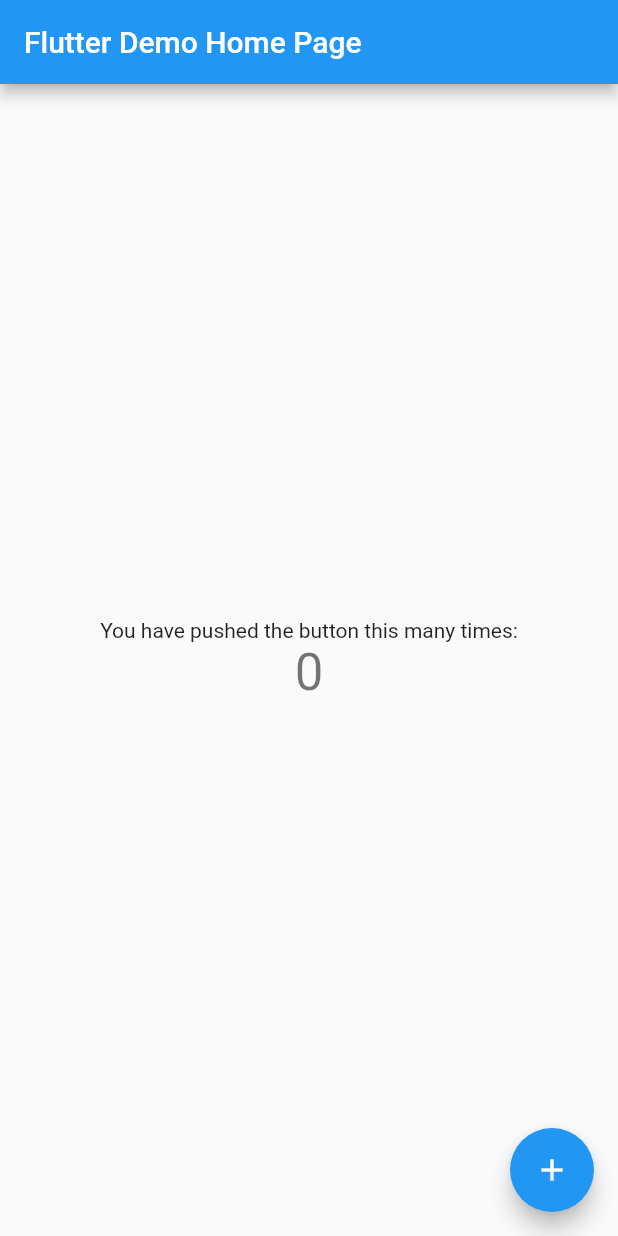
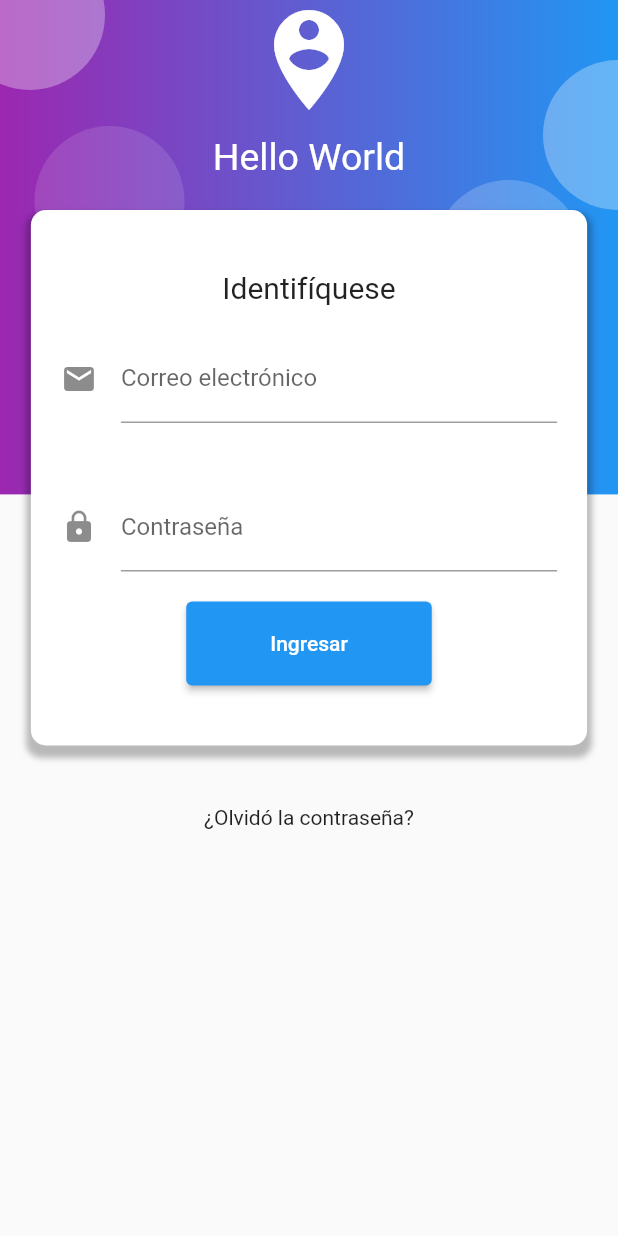
Before and after one commit to alejomongua/flutter_patron_bloc, a Flutter app: the screen it shows after launch, on a phone screen of 412 x 824 dp. Run offline on Flutter 3.47's test engine with Material 2 defaults, Android fonts, the phone set to English and light mode, and no system bars.

Commit message:
Se crea el formulario del login

```diff
--- a/lib/main.dart
+++ b/lib/main.dart
@@ -1,4 +1,6 @@
 import 'package:flutter/material.dart';
+import 'package:patron_bloc/pages/home_page.dart';
+import 'package:patron_bloc/pages/login_page.dart';
 
 void main() {
   runApp(MyApp());
@@ -9,105 +11,11 @@
   @override
   Widget build(BuildContext context) {
     return MaterialApp(
-      title: 'Flutter Demo',
-      theme: ThemeData(
-        // This is the theme of your application.
-        //
-        // Try running your application with "flutter run". You'll see the
-        // application has a blue toolbar. Then, without quitting the app, try
-        // changing the primarySwatch below to Colors.green and then invoke
-        // "hot reload" (press "r" in the console where you ran "flutter run",
-        // or simply save your changes to "hot reload" in a Flutter IDE).
-        // Notice that the counter didn't reset back to zero; the application
-        // is not restarted.
-        primarySwatch: Colors.blue,
-      ),
-      home: MyHomePage(title: 'Flutter Demo Home Page'),
+      home: LoginPage(),
+      routes: {
+        'home': (_) => HomePage(),
+        'login': (_) => LoginPage(),
+      },
     );
   }
 }
-
-class MyHomePage extends StatefulWidget {
-  MyHomePage({Key? key, required this.title}) : super(key: key);
-
-  // This widget is the home page of your application. It is stateful, meaning
-  // that it has a State object (defined below) that contains fields that affect
-  // how it looks.
-
-  // This class is the configuration for the state. It holds the values (in this
-  // case the title) provided by the parent (in this case the App widget) and
-  // used by the build method of the State. Fields in a Widget subclass are
-  // always marked "final".
-
-  final String title;
-
-  @override
-  _MyHomePageState createState() => _MyHomePageState();
-}
-
-class _MyHomePageState extends State<MyHomePage> {
-  int _counter = 0;
-
-  void _incrementCounter() {
-    setState(() {
-      // This call to setState tells the Flutter framework that something has
-      // changed in this State, which causes it to rerun the build method below
-      // so that the display can reflect the updated values. If we changed
-      // _counter without calling setState(), then the build method would not be
-      // called again, and so nothing would appear to happen.
-      _counter++;
-    });
-  }
-
-  @override
-  Widget build(BuildContext context) {
-    // This method is rerun every time setState is called, for instance as done
-    // by the _incrementCounter method above.
-    //
-    // The Flutter framework has been optimized to make rerunning build methods
-    // fast, so that you can just rebuild anything that needs updating rather
-    // than having to individually change instances of widgets.
-    return Scaffold(
-      appBar: AppBar(
-        // Here we take the value from the MyHomePage object that was created by
-        // the App.build method, and use it to set our appbar title.
-        title: Text(widget.title),
-      ),
-      body: Center(
-        // Center is a layout widget. It takes a single child and positions it
-        // in the middle of the parent.
-        child: Column(
-          // Column is also a layout widget. It takes a list of children and
-          // arranges them vertically. By default, it sizes itself to fit its
-          // children horizontally, and tries to be as tall as its parent.
-          //
-          // Invoke "debug painting" (press "p" in the console, choose the
-          // "Toggle Debug Paint" action from the Flutter Inspector in Android
-          // Studio, or the "Toggle Debug Paint" command in Visual Studio Code)
-          // to see the wireframe for each widget.
-          //
-          // Column has various properties to control how it sizes itself and
-          // how it positions its children. Here we use mainAxisAlignment to
-          // center the children vertically; the main axis here is the vertical
-          // axis because Columns are vertical (the cross axis would be
-          // horizontal).
-          mainAxisAlignment: MainAxisAlignment.center,
-          children: <Widget>[
-            Text(
-              'You have pushed the button this many times:',
-            ),
-            Text(
-              '$_counter',
-              style: Theme.of(context).textTheme.headline4,
-            ),
-          ],
-        ),
-      ),
-      floatingActionButton: FloatingActionButton(
-        onPressed: _incrementCounter,
-        tooltip: 'Increment',
-        child: Icon(Icons.add),
-      ), // This trailing comma makes auto-formatting nicer for build methods.
-    );
-  }
-}
--- /dev/null
+++ b/lib/pages/home_page.dart
@@ -0,0 +1,10 @@
+import 'package:flutter/material.dart';
+
+class HomePage extends StatelessWidget {
+  @override
+  Widget build(BuildContext context) => Scaffold(
+        body: Center(
+          child: Text('Hello world'),
+        ),
+      );
+}
--- /dev/null
+++ b/lib/pages/login_page.dart
@@ -0,0 +1,177 @@
+import 'package:flutter/material.dart';
+
+class LoginPage extends StatelessWidget {
+  @override
+  Widget build(BuildContext context) => Scaffold(
+        body: Stack(
+          children: [
+            Stack(
+              children: [
+                // Fondo
+                Container(
+                  height: MediaQuery.of(context).size.height * 0.4,
+                  decoration: BoxDecoration(
+                    gradient: LinearGradient(
+                      colors: [
+                        Colors.purple,
+                        Colors.blue,
+                      ],
+                    ),
+                  ),
+                ),
+                // Circulo
+                Positioned(
+                  top: 84,
+                  left: 23,
+                  child: Container(
+                    height: 100,
+                    width: 100,
+                    decoration: BoxDecoration(
+                      color: Color.fromRGBO(255, 255, 255, 0.12),
+                      borderRadius: BorderRadius.circular(100),
+                    ),
+                  ),
+                ),
+                // Circulo
+                Positioned(
+                  top: 40,
+                  right: -50,
+                  child: Container(
+                    height: 100,
+                    width: 100,
+                    decoration: BoxDecoration(
+                      color: Color.fromRGBO(255, 255, 255, 0.3),
+                      borderRadius: BorderRadius.circular(100),
+                    ),
+                  ),
+                ),
+                // Circulo
+                Positioned(
+                  top: 120,
+                  right: 23,
+                  child: Container(
+                    height: 100,
+                    width: 100,
+                    decoration: BoxDecoration(
+                      color: Color.fromRGBO(255, 255, 255, 0.2),
+                      borderRadius: BorderRadius.circular(100),
+                    ),
+                  ),
+                ),
+                // Circulo
+                Positioned(
+                  top: -40,
+                  left: -30,
+                  child: Container(
+                    height: 100,
+                    width: 100,
+                    decoration: BoxDecoration(
+                      color: Color.fromRGBO(255, 255, 255, 0.31),
+                      borderRadius: BorderRadius.circular(100),
+                    ),
+                  ),
+                ),
+                // Titulo
+                SafeArea(
+                  child: Column(
+                    children: [
+                      Icon(
+                        Icons.person_pin_circle,
+                        color: Colors.white,
+                        size: 80,
+                      ),
+                      SizedBox(
+                        height: 10,
+                        width: double.infinity,
+                      ),
+                      Text(
+                        'Hello World',
+                        style: TextStyle(
+                          color: Colors.white,
+                          fontSize: 25,
+                        ),
+                      ),
+                    ],
+                  ),
+                ),
+                // Formulario
+                SingleChildScrollView(
+                  child: Column(
+                    children: [
+                      SafeArea(
+                        child: Container(height: 100),
+                      ),
+                      Container(
+                        width: MediaQuery.of(context).size.width * 0.9,
+                        padding: EdgeInsets.symmetric(vertical: 40),
+                        margin: EdgeInsets.symmetric(vertical: 40),
+                        decoration: BoxDecoration(
+                            color: Colors.white,
+                            borderRadius: BorderRadius.circular(10),
+                            boxShadow: [
+                              BoxShadow(
+                                color: Colors.black26,
+                                blurRadius: 3,
+                                offset: Offset(0, 5),
+                                spreadRadius: 3,
+                              )
+                            ]),
+                        child: Column(
+                          children: [
+                            Text(
+                              'Identifíquese',
+                              style: TextStyle(fontSize: 20),
+                            ),
+                            // Email
+                            Container(
+                              padding: EdgeInsets.symmetric(
+                                  vertical: 20, horizontal: 20),
+                              child: TextField(
+                                keyboardType: TextInputType.emailAddress,
+                                decoration: InputDecoration(
+                                  icon: Icon(
+                                    Icons.email,
+                                  ),
+                                  hintText: 'ejemplo@micorreo.com',
+                                  labelText: 'Correo electrónico',
+                                ),
+                              ),
+                            ),
+                            // Password
+                            Container(
+                              padding: EdgeInsets.symmetric(
+                                  vertical: 20, horizontal: 20),
+                              child: TextField(
+                                obscureText: true,
+                                decoration: InputDecoration(
+                                  icon: Icon(
+                                    Icons.lock,
+                                  ),
+                                  labelText: 'Contraseña',
+                                ),
+                              ),
+                            ),
+                            // Botón
+                            ElevatedButton(
+                              onPressed: () {},
+                              child: Container(
+                                child: Text('Ingresar'),
+                                padding: EdgeInsets.symmetric(
+                                  vertical: 20,
+                                  horizontal: 40,
+                                ),
+                              ),
+                            ),
+                          ],
+                        ),
+                      ),
+                      Text('¿Olvidó la contraseña?'),
+                    ],
+                  ),
+                ),
+              ],
+            ),
+          ],
+        ),
+      );
+}
```
